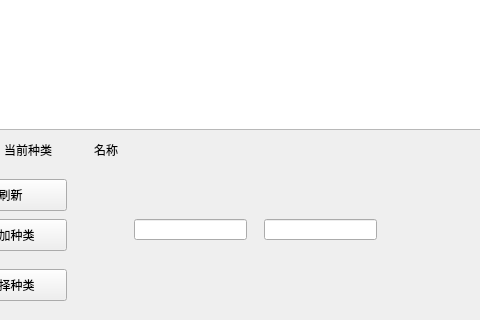
Old version of the form kind.ui in the repository wangkeyi203/lengku; both pictures show x 96 to 576 and y 131 to 451 of the 706 by 451 pixel window.
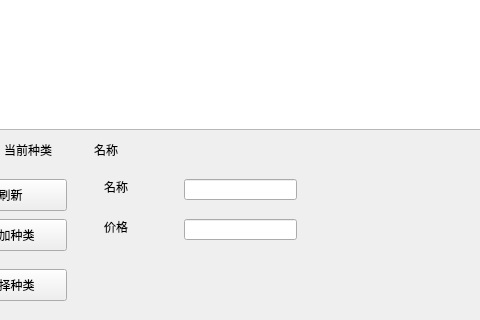
New version of the form.

What changed in the file:
```diff
--- a/kind.ui
+++ b/kind.ui
@@ -52,8 +52,8 @@
   <widget class="QLineEdit" name="kind_name">
    <property name="geometry">
     <rect>
-     <x>230</x>
-     <y>350</y>
+     <x>280</x>
+     <y>310</y>
      <width>113</width>
      <height>21</height>
     </rect>
@@ -101,13 +101,39 @@
   <widget class="QLineEdit" name="kind_price">
    <property name="geometry">
     <rect>
-     <x>360</x>
+     <x>280</x>
      <y>350</y>
      <width>113</width>
      <height>21</height>
     </rect>
    </property>
   </widget>
+  <widget class="QLabel" name="label">
+   <property name="geometry">
+    <rect>
+     <x>200</x>
+     <y>310</y>
+     <width>59</width>
+     <height>16</height>
+    </rect>
+   </property>
+   <property name="text">
+    <string>名称</string>
+   </property>
+  </widget>
+  <widget class="QLabel" name="label_2">
+   <property name="geometry">
+    <rect>
+     <x>200</x>
+     <y>350</y>
+     <width>59</width>
+     <height>16</height>
+    </rect>
+   </property>
+   <property name="text">
+    <string>价格</string>
+   </property>
+  </widget>
  </widget>
  <resources/>
  <connections/>
```
